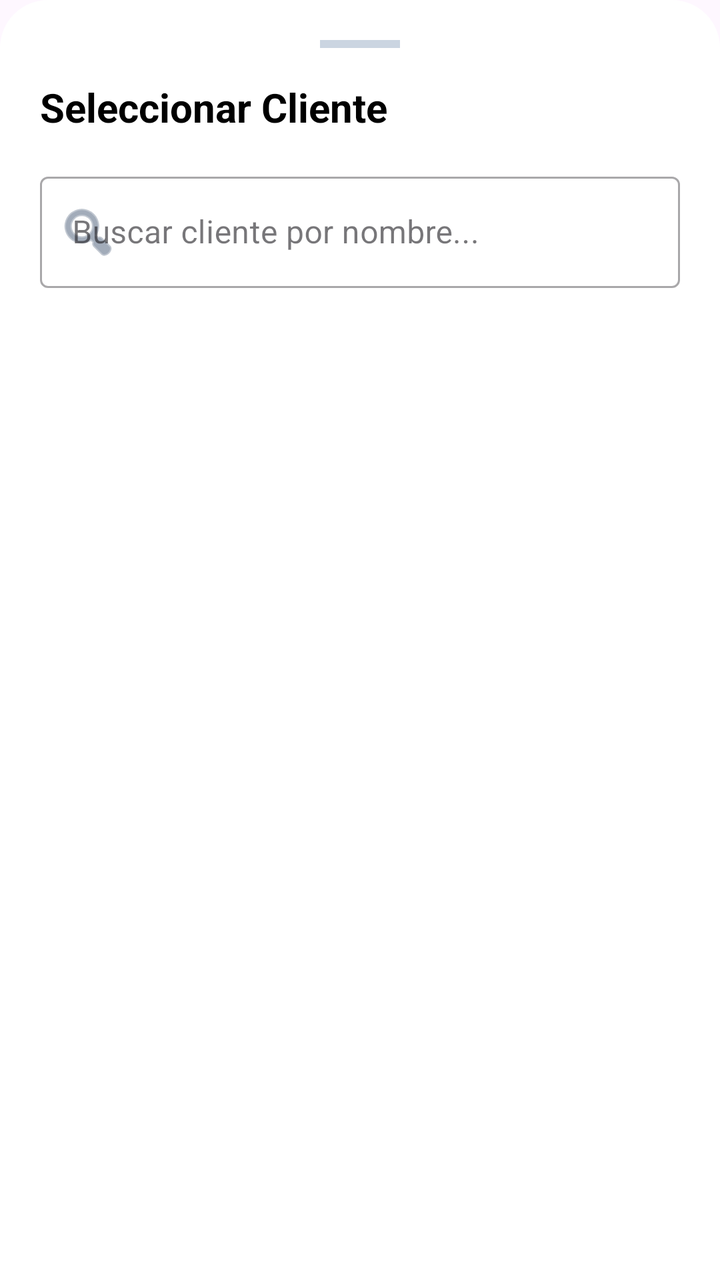
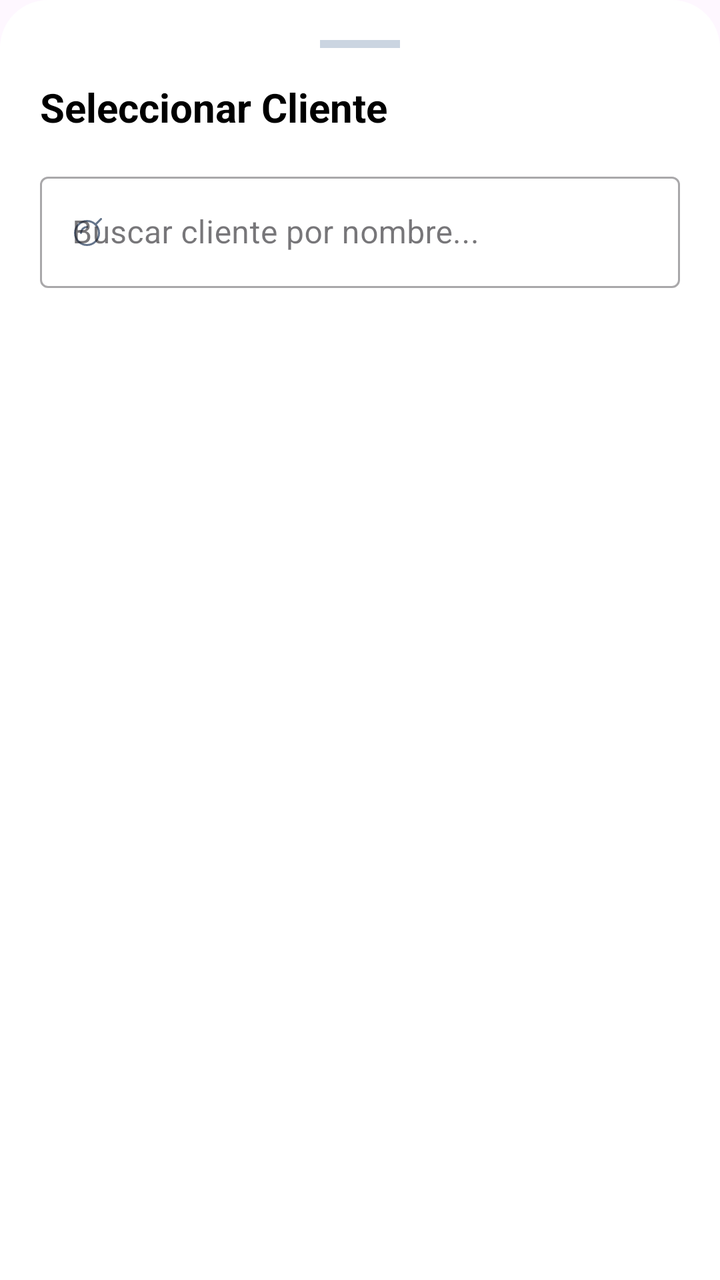

The first picture is an Android layout as it rendered before a commit; the second is the same layout after the commit. The layout source and the unified diff follow.
<!-- AndroidManifest.xml: application theme Theme.DAJHO -->
<!-- res/layout/bottom_sheet_clientes.xml -->
<?xml version="1.0" encoding="utf-8"?>
<androidx.core.widget.NestedScrollView xmlns:android="http://schemas.android.com/apk/res/android"
    xmlns:app="http://schemas.android.com/apk/res-auto"
    xmlns:tools="http://schemas.android.com/tools"
    android:layout_width="match_parent"
    android:layout_height="wrap_content"
    android:background="@drawable/bg_bottom_sheet"
    android:padding="20dp">

    <LinearLayout
        android:layout_width="match_parent"
        android:layout_height="wrap_content"
        android:orientation="vertical">

        
        <View
            android:layout_width="40dp"
            android:layout_height="4dp"
            android:layout_gravity="center_horizontal"
            android:layout_marginBottom="16dp"
            android:background="#CBD5E1" />

        <TextView
            android:layout_width="wrap_content"
            android:layout_height="wrap_content"
            android:text="Seleccionar Cliente"
            android:textColor="@android:color/black"
            android:textSize="20sp"
            android:textStyle="bold" />

        
        <com.google.android.material.textfield.TextInputLayout
            android:id="@+id/tilSearch"
            style="@style/Widget.MaterialComponents.TextInputLayout.OutlinedBox"
            android:layout_width="match_parent"
            android:layout_height="wrap_content"
            android:layout_marginTop="16dp"
            android:hint="Buscar cliente por nombre..."
            app:startIconDrawable="@android:drawable/ic_menu_search"
            app:startIconTint="#64748B">

            <com.google.android.material.textfield.TextInputEditText
                android:id="@+id/etSearch"
                android:layout_width="match_parent"
                android:layout_height="wrap_content"
                android:inputType="text"
                android:maxLines="1" />

        </com.google.android.material.textfield.TextInputLayout>

        
        <androidx.recyclerview.widget.RecyclerView
            android:id="@+id/rvClientes"
            android:layout_width="match_parent"
            android:layout_height="300dp"
            android:layout_marginTop="16dp"
            android:clipToPadding="false" />

    </LinearLayout>

</androidx.core.widget.NestedScrollView>
<!-- resources referenced by this layout -->
<resources>
  <!-- drawable bg_bottom_sheet (drawable) -->
  <?xml version="1.0" encoding="utf-8"?>
  <shape xmlns:android="http://schemas.android.com/apk/res/android"
      android:shape="rectangle">
      <solid android:color="@android:color/white" />
      <corners
          android:topLeftRadius="24dp"
          android:topRightRadius="24dp" />
  </shape>
  <style name="Theme.DAJHO" parent="Base.Theme.DAJHO" />
  <style name="Base.Theme.DAJHO" parent="Theme.Material3.DayNight.NoActionBar">
          
          
      </style>
</resources>

<!-- the commit's change to res/layout/bottom_sheet_clientes.xml (unified diff, before → after) -->
@@ -36,7 +36,7 @@
             android:layout_height="wrap_content"
             android:layout_marginTop="16dp"
             android:hint="Buscar cliente por nombre..."
-            app:startIconDrawable="@android:drawable/ic_menu_search"
+            app:startIconDrawable="@drawable/ic_search"
             app:startIconTint="#64748B">
 
             <com.google.android.material.textfield.TextInputEditText
<!-- resource entries referenced after the edit -->
@@ -9,6 +9,38 @@
           android:topLeftRadius="24dp"
           android:topRightRadius="24dp" />
   </shape>
+  <!-- drawable ic_search (drawable) -->
+  <vector xmlns:android="http://schemas.android.com/apk/res/android"
+      android:width="14dp"
+      android:height="14dp"
+      android:viewportWidth="14"
+      android:viewportHeight="14">
+    <group>
+      <clip-path
+          android:pathData="M0,0h14v14h-14z"/>
+      <path
+          android:strokeWidth="1"
+          android:pathData="M12.5,7.5C12.5,10.814 9.814,13.5 6.5,13.5C3.186,13.5 0.5,10.814 0.5,7.5C0.5,4.186 3.186,1.5 6.5,1.5C9.814,1.5 12.5,4.186 12.5,7.5Z"
+          android:strokeLineJoin="round"
+          android:fillColor="#00000000"
+          android:strokeColor="#000001"
+          android:strokeLineCap="round"/>
+      <path
+          android:strokeWidth="1"
+          android:pathData="M13.5,0.5L10.74,3.26"
+          android:strokeLineJoin="round"
+          android:fillColor="#00000000"
+          android:strokeColor="#000001"
+          android:strokeLineCap="round"/>
+      <path
+          android:strokeWidth="1"
+          android:pathData="M3.5,7.5C3.5,6.704 3.816,5.941 4.379,5.379C4.941,4.816 5.704,4.5 6.5,4.5"
+          android:strokeLineJoin="round"
+          android:fillColor="#00000000"
+          android:strokeColor="#000001"
+          android:strokeLineCap="round"/>
+    </group>
+  </vector>
   <style name="Theme.DAJHO" parent="Base.Theme.DAJHO" />
   <style name="Base.Theme.DAJHO" parent="Theme.Material3.DayNight.NoActionBar">
           
